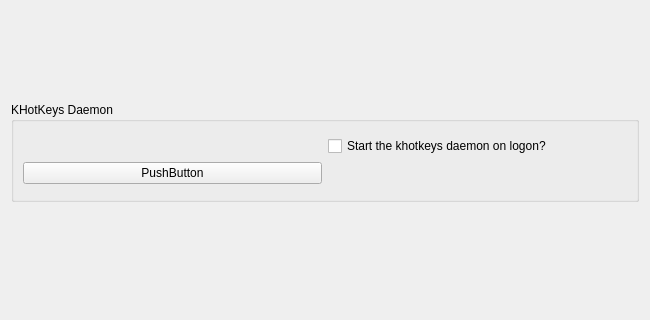
KDE/khotkeys, file kcm_hotkeys/ui/global_settings_widget.ui: the form before one commit; both pictures show x 0 to 650 and y 212 to 532 of the 650 by 729 pixel window.
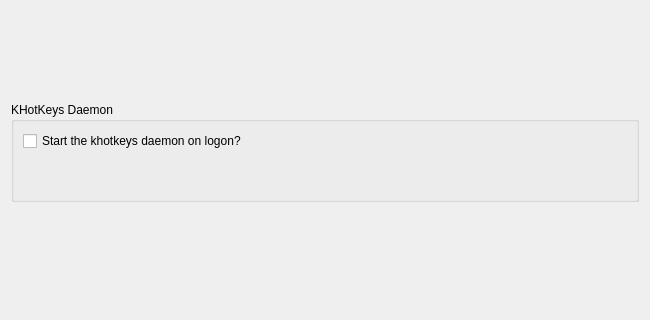
The form after the commit.

Commit message: Implement the global settings widget.

Patch:
```diff
--- a/kcm_hotkeys/ui/global_settings_widget.ui
+++ b/kcm_hotkeys/ui/global_settings_widget.ui
@@ -30,27 +30,20 @@
      <layout class="QVBoxLayout" name="verticalLayout" >
       <item>
        <layout class="QGridLayout" name="gridLayout" >
-        <item row="0" column="1" >
+        <item row="0" column="0" >
          <widget class="QCheckBox" name="enabled" >
           <property name="text" >
            <string>Start the khotkeys daemon on logon?</string>
           </property>
          </widget>
         </item>
-        <item row="1" column="1" >
+        <item row="1" column="0" >
          <widget class="QLabel" name="label" >
           <property name="text" >
            <string/>
           </property>
          </widget>
         </item>
-        <item row="1" column="0" >
-         <widget class="QPushButton" name="daemon" >
-          <property name="text" >
-           <string>PushButton</string>
-          </property>
-         </widget>
-        </item>
        </layout>
       </item>
      </layout>
```
The commit also changes 10 other files.
